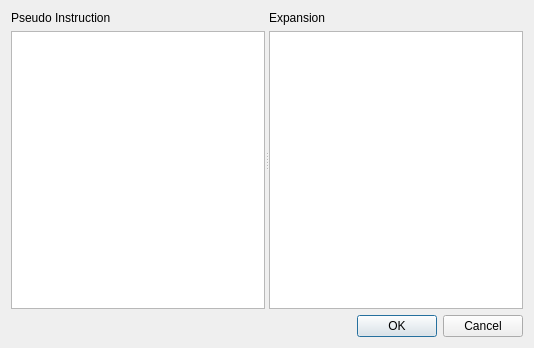
Above: src/ui/addpseudo_dialog.ui from hghit-harshit/Kites before the change. Below: the same form after it.
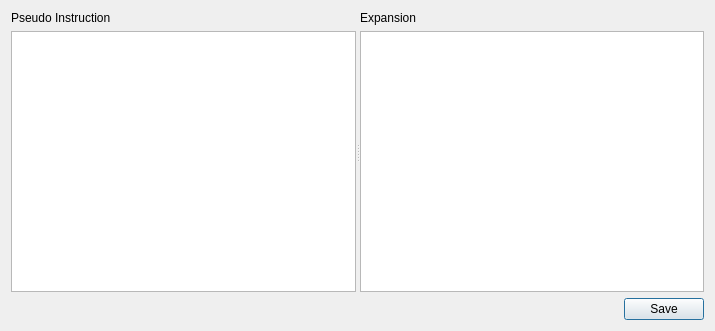
That is the form after the change.

Patch:
```diff
--- a/src/ui/addpseudo_dialog.ui
+++ b/src/ui/addpseudo_dialog.ui
@@ -6,8 +6,8 @@
    <rect>
     <x>0</x>
     <y>0</y>
-    <width>534</width>
-    <height>348</height>
+    <width>715</width>
+    <height>331</height>
    </rect>
   </property>
   <property name="windowTitle">
@@ -50,14 +50,28 @@
     </widget>
    </item>
    <item>
-    <widget class="QDialogButtonBox" name="buttonBox">
-     <property name="orientation">
-      <enum>Qt::Orientation::Horizontal</enum>
-     </property>
-     <property name="standardButtons">
-      <set>QDialogButtonBox::StandardButton::Cancel|QDialogButtonBox::StandardButton::Ok</set>
-     </property>
-    </widget>
+    <layout class="QHBoxLayout" name="horizontalLayout">
+     <item>
+      <spacer name="horizontalSpacer">
+       <property name="orientation">
+        <enum>Qt::Orientation::Horizontal</enum>
+       </property>
+       <property name="sizeHint" stdset="0">
+        <size>
+         <width>40</width>
+         <height>20</height>
+        </size>
+       </property>
+      </spacer>
+     </item>
+     <item>
+      <widget class="QPushButton" name="saveButton">
+       <property name="text">
+        <string>Save</string>
+       </property>
+      </widget>
+     </item>
+    </layout>
    </item>
   </layout>
  </widget>
```
Left out of the diff: 35 changed lines with no effect on the pictures.
